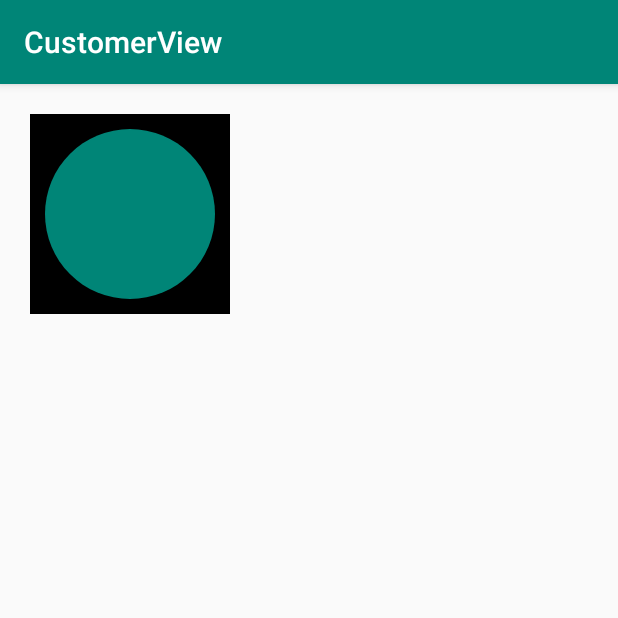
After one commit to anlonglong/AndridDevArt, an Android app: the CircleViewActivity screen opened directly, with no data from a screen before it, on a phone screen of 412 x 824 dp, the top half of it. The commit adds this screen. Run offline under Robolectric (Android 15) with nearby library versions, the phone set to English and light mode, and no system bars.

Commit message:
添加自定义CircleView

```diff
--- a/customerview/src/main/AndroidManifest.xml
+++ b/customerview/src/main/AndroidManifest.xml
@@ -20,6 +20,7 @@
         </activity>
         <activity android:name=".basekonwageview.BaseViewKnowledgeActivity" />
         <activity android:name=".interceptor.DemoActivity_1" />
+        <activity android:name=".CircleViewActivity"></activity>
     </application>
 
 </manifest>
--- /dev/null
+++ b/customerview/src/main/java/com/allon/customerview/CircleViewActivity.java
@@ -0,0 +1,21 @@
+package com.allon.customerview;
+
+import android.content.Context;
+import android.content.Intent;
+import android.support.v7.app.AppCompatActivity;
+import android.os.Bundle;
+import android.view.View;
+
+public class CircleViewActivity extends AppCompatActivity {
+
+    public static void start(Context context) {
+        context.startActivity(new Intent(context, CircleViewActivity.class));
+    }
+
+    @Override
+    protected void onCreate(Bundle savedInstanceState) {
+        super.onCreate(savedInstanceState);
+        setContentView(R.layout.activity_circle_view);
+
+    }
+}
--- a/customerview/src/main/java/com/allon/customerview/MainActivity.java
+++ b/customerview/src/main/java/com/allon/customerview/MainActivity.java
@@ -26,6 +26,7 @@ public class MainActivity extends AppCompatActivity implements View.OnClickListe
         setContentView(R.layout.activity_main);
         findViewById(R.id.tv_base_view_knowladge).setOnClickListener(this);
         findViewById(R.id.tv_interceptor).setOnClickListener(this);
+        findViewById(R.id.tv_circle_view).setOnClickListener(this);
     }
 
     @Override
@@ -37,6 +38,9 @@ public class MainActivity extends AppCompatActivity implements View.OnClickListe
             case R.id.tv_interceptor:
                 DemoActivity_1.start(v.getContext());
                 break;
+            case R.id.tv_circle_view:
+                CircleViewActivity.start(v.getContext());
+                break;
                 default:
         }
     }
--- /dev/null
+++ b/customerview/src/main/java/com/allon/customerview/ui/CircleView.java
@@ -0,0 +1,101 @@
+package com.allon.customerview.ui;
+
+import android.content.Context;
+import android.content.res.TypedArray;
+import android.graphics.Canvas;
+import android.graphics.Color;
+import android.graphics.Paint;
+import android.util.AttributeSet;
+import android.view.View;
+
+import com.allon.customerview.R;
+
+public class CircleView extends View {
+    private int defaultWidth = 200;
+    private int defaultHeight = 200;
+    private Paint mPaint;
+    private int mColor = Color.RED;
+    private int mRadius = 0;
+
+    public CircleView(Context context) {
+        this(context, null);
+    }
+
+    public CircleView(Context context,  AttributeSet attrs) {
+        this(context, attrs, -1);
+    }
+
+    public CircleView(Context context,  AttributeSet attrs, int defStyleAttr) {
+        super(context, attrs, defStyleAttr);
+        TypedArray a = context.obtainStyledAttributes(attrs, R.styleable.CircleView);
+        mColor = a.getColor(R.styleable.CircleView_circle_color, mColor);
+        mRadius = a.getColor(R.styleable.CircleView_circle_radius, 0);
+        a.recycle();
+        init();
+    }
+
+    private void init() {
+       mPaint = new Paint(Paint.ANTI_ALIAS_FLAG);
+       mPaint.setColor(mColor);
+    }
+
+    @Override
+    protected void onMeasure(int widthMeasureSpec, int heightMeasureSpec) {
+        super.onMeasure(widthMeasureSpec, heightMeasureSpec);
+        int widthMode = MeasureSpec.getMode(widthMeasureSpec);
+        int width = MeasureSpec.getMode(widthMeasureSpec);
+        int heightMode = MeasureSpec.getMode(heightMeasureSpec);
+        int height = MeasureSpec.getSize(heightMeasureSpec);
+        System.out.println("width = " + width);
+        System.out.println("widthMode = " + widthMode);
+        System.out.println("height = " + height);
+        System.out.println("heightMode = " + heightMode);
+        setMeasuredDimension(measureWidth(widthMeasureSpec), measureHeight(heightMeasureSpec));
+
+    }
+
+
+    private int measureWidth(int widthMeasureSpec) {
+        int resultSize = 0;
+        int mode = MeasureSpec.getMode(widthMeasureSpec);
+        int size = MeasureSpec.getSize(widthMeasureSpec);
+        switch (mode) {
+            case MeasureSpec.EXACTLY:
+                resultSize = size;
+                break;
+            case MeasureSpec.AT_MOST:
+            case MeasureSpec.UNSPECIFIED:
+                resultSize = defaultWidth;
+        }
+        return resultSize;
+    }
+
+    private int measureHeight(int heightMeasureSpec) {
+        int resultSize = 0;
+        int mode = MeasureSpec.getMode(heightMeasureSpec);
+        int size = MeasureSpec.getSize(heightMeasureSpec);
+        switch (mode) {
+            case MeasureSpec.EXACTLY:
+                resultSize = size;
+                break;
+            case MeasureSpec.AT_MOST:
+            case MeasureSpec.UNSPECIFIED:
+                resultSize = defaultHeight;
+        }
+        return resultSize;
+    }
+
+    @Override
+    protected void onDraw(Canvas canvas) {
+        super.onDraw(canvas);
+        int paddingTop = getPaddingTop();
+        int paddingRight = getPaddingRight();
+        int paddingBottom = getPaddingBottom();
+        int paddingLeft = getPaddingLeft();
+        int width = getWidth() - paddingLeft - paddingRight;
+        int height = getHeight() - paddingTop - paddingBottom;
+        int radius = mRadius == 0 ?  Math.min(width, height) / 2 : mRadius;
+        canvas.drawCircle(paddingLeft + width/2, paddingTop + height/2, radius, mPaint);
+
+    }
+}
--- a/customerview/src/main/java/com/allon/customerview/ui/HorizontalScrollViewEx.java
+++ b/customerview/src/main/java/com/allon/customerview/ui/HorizontalScrollViewEx.java
@@ -155,7 +155,7 @@ public class HorizontalScrollViewEx extends ViewGroup {
         } else if (heightSpecMode == MeasureSpec.AT_MOST) {
             final View childView = getChildAt(0);
             measuredHeight = childView.getMeasuredHeight();
-            setMeasuredDimension(widthSpaceSize, childView.getMeasuredHeight());
+            setMeasuredDimension(widthSpaceSize, measuredHeight);
         } else if (widthSpecMode == MeasureSpec.AT_MOST) {
             final View childView = getChildAt(0);
             measuredWidth = childView.getMeasuredWidth() * childCount;
--- /dev/null
+++ b/customerview/src/main/res/layout/activity_circle_view.xml
@@ -0,0 +1,16 @@
+<?xml version="1.0" encoding="utf-8"?>
+<LinearLayout xmlns:android="http://schemas.android.com/apk/res/android"
+    xmlns:app="http://schemas.android.com/apk/res-auto"
+    xmlns:tools="http://schemas.android.com/tools"
+    android:layout_width="match_parent"
+    android:layout_height="match_parent"
+    android:orientation="vertical"
+    tools:context=".CircleViewActivity">
+ <com.allon.customerview.ui.CircleView
+     android:layout_width="wrap_content"
+     android:background="#000000"
+     android:layout_margin="20dp"
+     android:padding="10dp"
+     app:circle_color="@color/colorPrimary"
+     android:layout_height="wrap_content"/>
+</LinearLayout>
--- a/customerview/src/main/res/layout/activity_main.xml
+++ b/customerview/src/main/res/layout/activity_main.xml
@@ -20,4 +20,11 @@
         android:layout_width="wrap_content"
         android:layout_height="wrap_content"
         android:text="view的滑动冲突" />
+    <TextView
+        android:id="@+id/tv_circle_view"
+        android:layout_width="wrap_content"
+        android:layout_height="30dp"
+        android:gravity="center"
+        android:background="@android:color/holo_blue_bright"
+        android:text="CircleView Activity" />
 </LinearLayout>
--- /dev/null
+++ b/customerview/src/main/res/values/attrs.xml
@@ -0,0 +1,7 @@
+<?xml version="1.0" encoding="utf-8"?>
+<resources>
+    <declare-styleable name="CircleView">
+        <attr name="circle_color" format="reference|color"/>
+        <attr name="circle_radius" format="dimension|integer"/>
+    </declare-styleable>
+</resources>
```
Also changed, not shown: 1 other file.
